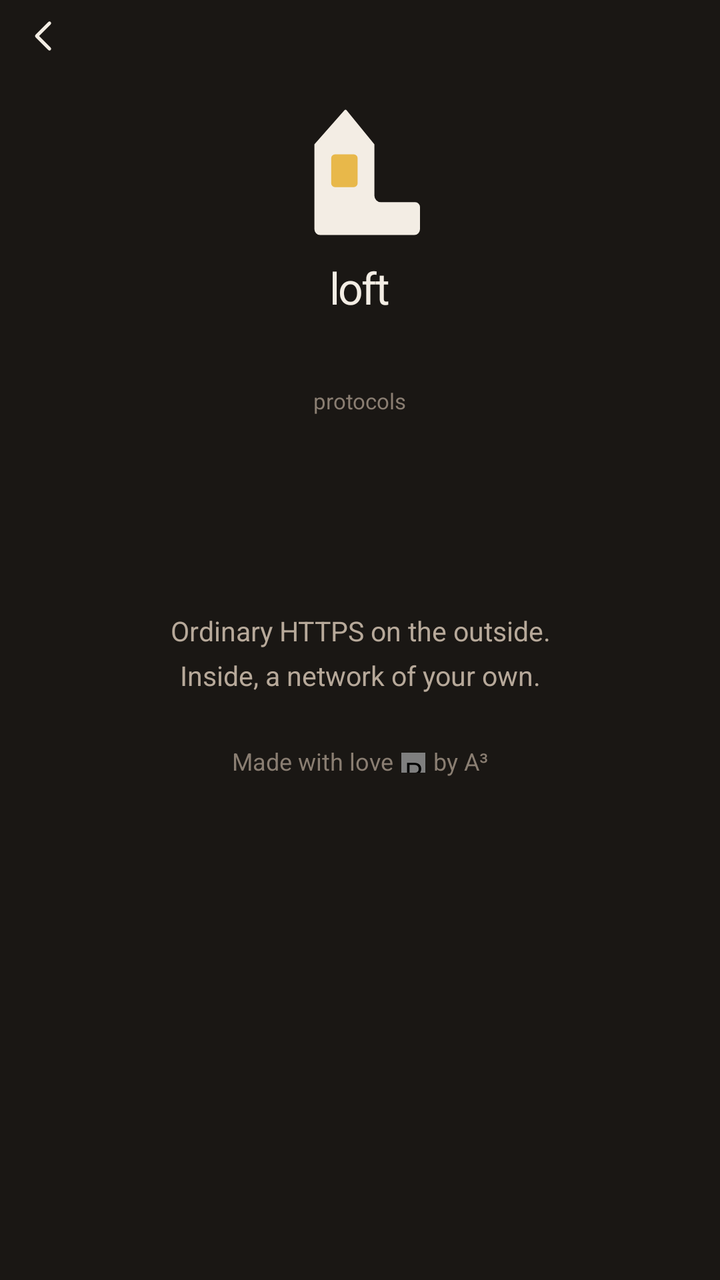
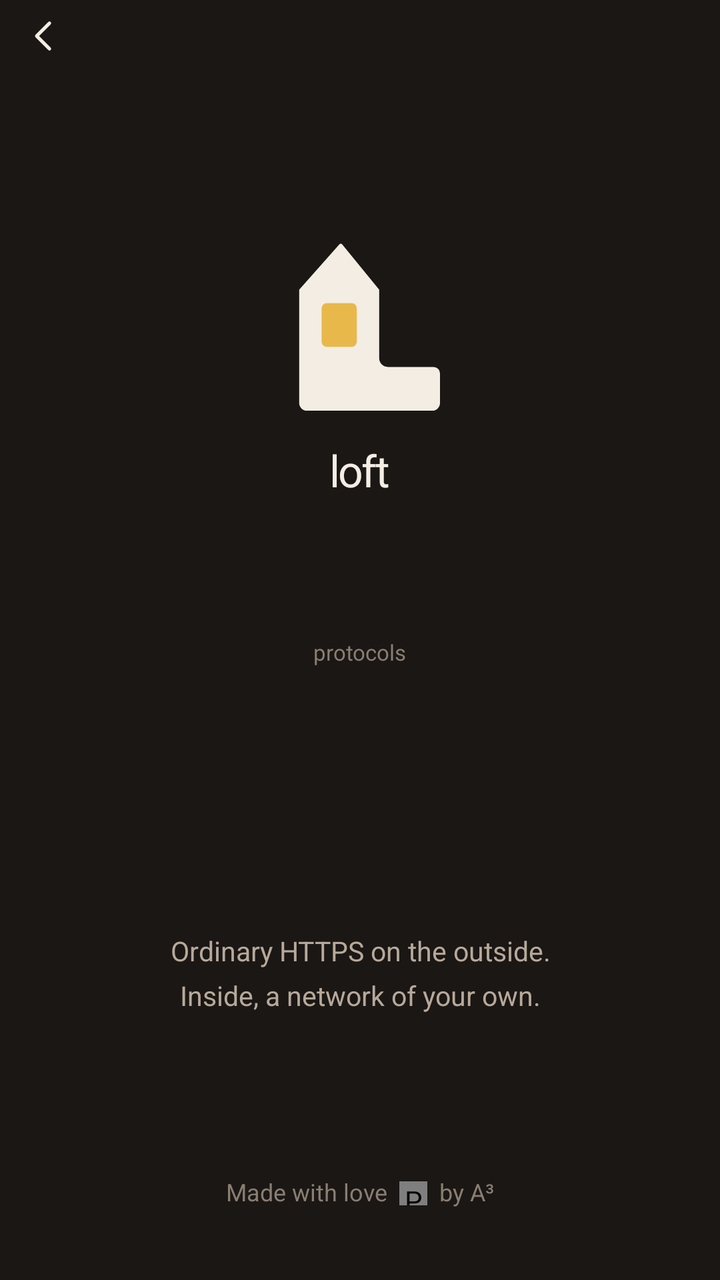

The first picture is an Android layout as it rendered before a commit; the second is the same layout after the commit. The layout source and the unified diff follow.
<!-- AndroidManifest.xml: application theme Theme.Loft -->
<!-- res/layout/activity_about.xml -->
<?xml version="1.0" encoding="utf-8"?>
<LinearLayout xmlns:android="http://schemas.android.com/apk/res/android"
    android:layout_width="match_parent"
    android:layout_height="match_parent"
    android:background="@color/ink"
    android:orientation="vertical">

    <ImageButton
        android:id="@+id/btn_back"
        style="@style/Widget.Loft.IconBtn"
        android:layout_width="36dp"
        android:layout_height="36dp"
        android:layout_marginLeft="4dp"
        android:layout_marginBottom="6dp"
        android:contentDescription="@string/back"
        android:src="@drawable/ic_back" />

    <ScrollView
        android:layout_width="match_parent"
        android:layout_height="match_parent"
        android:fillViewport="true">

        <LinearLayout
            android:layout_width="match_parent"
            android:layout_height="wrap_content"
            android:gravity="center_horizontal"
            android:orientation="vertical"
            android:paddingLeft="16dp"
            android:paddingRight="16dp"
            android:paddingBottom="28dp">

            <ImageView
                android:layout_width="72dp"
                android:layout_height="72dp"
                android:layout_marginTop="8dp"
                android:layout_marginBottom="10dp"
                android:contentDescription="@string/app_name"
                android:src="@drawable/ic_lamp_on" />

            <TextView
                android:layout_width="wrap_content"
                android:layout_height="wrap_content"
                android:includeFontPadding="false"
                android:text="@string/app_name"
                android:textAppearance="@style/TextAppearance.Loft.Hero"
                android:textColor="@color/snow" />

            <TextView
                android:id="@+id/ver"
                android:layout_width="wrap_content"
                android:layout_height="wrap_content"
                android:layout_marginTop="4dp"
                android:includeFontPadding="false"
                android:textAppearance="@style/TextAppearance.Loft.IprowK"
                android:textColor="@color/mute" />

            <TextView
                android:layout_width="wrap_content"
                android:layout_height="wrap_content"
                android:layout_marginTop="18dp"
                android:layout_marginBottom="8dp"
                android:includeFontPadding="false"
                android:text="@string/about_protos"
                android:textAppearance="@style/TextAppearance.Loft.Kick"
                android:textColor="@color/mute" />

            <LinearLayout
                android:layout_width="280dp"
                android:layout_height="wrap_content"
                android:orientation="vertical">

                <include layout="@layout/row_proto"
                    android:id="@+id/proto_loft" />

                <include layout="@layout/row_proto"
                    android:id="@+id/proto_sstp" />

                <include layout="@layout/row_proto"
                    android:id="@+id/proto_trojan" />

                <include layout="@layout/row_proto"
                    android:id="@+id/proto_vless" />
            </LinearLayout>

            <TextView
                android:layout_width="match_parent"
                android:layout_height="wrap_content"
                android:layout_marginLeft="16dp"
                android:layout_marginTop="22dp"
                android:layout_marginRight="16dp"
                android:gravity="center"
                android:includeFontPadding="false"
                android:lineSpacingMultiplier="1.4"
                android:text="@string/about_blurb"
                android:textAppearance="@style/TextAppearance.Loft.Blurb"
                android:textColor="@color/stone" />

            <LinearLayout
                android:layout_width="wrap_content"
                android:layout_height="wrap_content"
                android:layout_marginTop="28dp"
                android:gravity="center_vertical"
                android:layoutDirection="ltr"
                android:orientation="horizontal">

                <TextView
                    android:layout_width="wrap_content"
                    android:layout_height="wrap_content"
                    android:includeFontPadding="false"
                    android:text="@string/about_made_pre"
                    android:textAppearance="@style/TextAppearance.Loft.Made"
                    android:textColor="@color/mute" />

                <app.loft.android.HeartView
                    android:layout_width="12dp"
                    android:layout_height="10dp"
                    android:layout_marginLeft="4dp"
                    android:layout_marginRight="4dp"
                    android:contentDescription="@null" />

                <TextView
                    android:layout_width="wrap_content"
                    android:layout_height="wrap_content"
                    android:includeFontPadding="false"
                    android:text="@string/about_made_post"
                    android:textAppearance="@style/TextAppearance.Loft.Made"
                    android:textColor="@color/mute" />
            </LinearLayout>
        </LinearLayout>
    </ScrollView>
</LinearLayout>
<!-- res/layout/row_proto.xml (included above) -->
<?xml version="1.0" encoding="utf-8"?>
<LinearLayout xmlns:android="http://schemas.android.com/apk/res/android"
    android:layout_width="match_parent"
    android:layout_height="wrap_content"
    android:layout_marginTop="3dp"
    android:gravity="top"
    android:orientation="horizontal">

    <TextView
        android:id="@+id/k"
        android:layout_width="64dp"
        android:layout_height="wrap_content"
        android:gravity="end"
        android:includeFontPadding="false"
        android:textAppearance="@style/TextAppearance.Loft.ProtoK"
        android:textColor="@color/mute" />

    <TextView
        android:id="@+id/v"
        android:layout_width="0dp"
        android:layout_height="wrap_content"
        android:layout_marginLeft="8dp"
        android:layout_weight="1"
        android:includeFontPadding="false"
        android:lineSpacingMultiplier="1.35"
        android:textAppearance="@style/TextAppearance.Loft.ProtoV"
        android:textColor="@color/snow" />
</LinearLayout>
<!-- resources referenced by this layout -->
<resources>
  <color name="ink">#1A1714</color>
  <color name="mute">#8A7E72</color>
  <color name="snow">#F3EDE4</color>
  <color name="stone">#B7A99A</color>
  <string name="about_blurb">Ordinary HTTPS on the outside.\nInside, a network of your own.</string>
  <string name="about_made_post">by A³</string>
  <string name="about_made_pre">Made with love</string>
  <string name="about_protos">protocols</string>
  <string name="app_name">loft</string>
  <string name="back">Back</string>
  <style name="TextAppearance.Loft.Blurb" parent="">
          <item name="android:textSize">13.5sp</item>
          <item name="android:fontFamily">sans-serif</item>
          <item name="android:textColor">@color/stone</item>
          <item name="android:includeFontPadding">false</item>
      </style>
  <style name="TextAppearance.Loft.IprowK" parent="">
          <item name="android:textSize">12.5sp</item>
          <item name="android:fontFamily">sans-serif</item>
          <item name="android:textColor">@color/mute</item>
          <item name="android:includeFontPadding">false</item>
      </style>
  <style name="TextAppearance.Loft.Kick" parent="">
          <item name="android:textSize">11sp</item>
          <item name="android:fontFamily">sans-serif</item>
          <item name="android:textColor">@color/mute</item>
          <item name="android:includeFontPadding">false</item>
      </style>
  <style name="TextAppearance.Loft.Made" parent="">
          <item name="android:textSize">12sp</item>
          <item name="android:fontFamily">sans-serif</item>
          <item name="android:textColor">@color/mute</item>
          <item name="android:includeFontPadding">false</item>
      </style>
  <style name="TextAppearance.Loft.ProtoK" parent="">
          <item name="android:textSize">12.5sp</item>
          <item name="android:fontFamily">sans-serif</item>
          <item name="android:textColor">@color/mute</item>
          <item name="android:includeFontPadding">false</item>
      </style>
  <style name="TextAppearance.Loft.ProtoV" parent="">
          <item name="android:textSize">10sp</item>
          <item name="android:fontFamily">monospace</item>
          <item name="android:textColor">@color/snow</item>
          <item name="android:includeFontPadding">false</item>
      </style>
  <color name="lamp">#E8B84A</color>
  <color name="copper">#C67B3A</color>
  <color name="ink2">#241F1B</color>
  <color name="err">#E24B4B</color>
  <color name="lamp22">#38E8B84A</color>
  <style name="Widget.Loft.Sheet" parent="Widget.MaterialComponents.BottomSheet">
          <item name="backgroundTint">@color/ink2</item>
          <item name="shapeAppearance">@style/Shape.Loft.Sheet</item>
      </style>
  <color name="ink0">#181512</color>
  <style name="TextAppearance.Loft.Nav" parent="">
          <item name="android:textSize">12sp</item>
          <item name="android:fontFamily">sans-serif-medium</item>
          <item name="android:textAllCaps">false</item>
          <item name="android:letterSpacing">0.01</item>
      </style>
  <style name="Widget.Loft.NavIndicator" parent="">
          <item name="android:color">@color/lamp22</item>
          <item name="android:width">62dp</item>
          <item name="android:height">30dp</item>
          <item name="shapeAppearance">@style/Shape.Loft.NavPill</item>
      </style>
  <style name="Shape.Loft.Sheet" parent="">
          <item name="cornerFamily">rounded</item>
          <item name="cornerSizeTopLeft">16dp</item>
          <item name="cornerSizeTopRight">16dp</item>
          <item name="cornerSizeBottomLeft">0dp</item>
          <item name="cornerSizeBottomRight">0dp</item>
      </style>
  <style name="Shape.Loft.NavPill" parent="">
          <item name="cornerFamily">rounded</item>
          <item name="cornerSize">16dp</item>
      </style>
  <!-- unchanged entries left out for length: 8 -->
</resources>

<!-- the commit's change to res/layout/activity_about.xml (unified diff, before → after) -->
@@ -3,6 +3,7 @@
     android:layout_width="match_parent"
     android:layout_height="match_parent"
     android:background="@color/ink"
+    android:fitsSystemWindows="true"
     android:orientation="vertical">
 
     <ImageButton
@@ -11,35 +12,43 @@
         android:layout_width="36dp"
         android:layout_height="36dp"
         android:layout_marginLeft="4dp"
-        android:layout_marginBottom="6dp"
         android:contentDescription="@string/back"
         android:src="@drawable/ic_back" />
 
+    
     <ScrollView
         android:layout_width="match_parent"
-        android:layout_height="match_parent"
-        android:fillViewport="true">
+        android:layout_height="0dp"
+        android:layout_weight="1"
+        android:fillViewport="true"
+        android:overScrollMode="never">
 
         <LinearLayout
+            android:id="@+id/about_body"
             android:layout_width="match_parent"
             android:layout_height="wrap_content"
             android:gravity="center_horizontal"
             android:orientation="vertical"
-            android:paddingLeft="16dp"
-            android:paddingRight="16dp"
-            android:paddingBottom="28dp">
+            android:paddingLeft="28dp"
+            android:paddingRight="28dp">
+
+            <View
+                android:layout_width="match_parent"
+                android:layout_height="0dp"
+                android:layout_weight="1.1" />
 
             <ImageView
-                android:layout_width="72dp"
-                android:layout_height="72dp"
-                android:layout_marginTop="8dp"
-                android:layout_marginBottom="10dp"
+                android:id="@+id/mark"
+                android:layout_width="96dp"
+                android:layout_height="96dp"
                 android:contentDescription="@string/app_name"
                 android:src="@drawable/ic_lamp_on" />
 
             <TextView
+                android:id="@+id/title"
                 android:layout_width="wrap_content"
                 android:layout_height="wrap_content"
+                android:layout_marginTop="12dp"
                 android:includeFontPadding="false"
                 android:text="@string/app_name"
                 android:textAppearance="@style/TextAppearance.Loft.Hero"
@@ -49,45 +58,58 @@
                 android:id="@+id/ver"
                 android:layout_width="wrap_content"
                 android:layout_height="wrap_content"
-                android:layout_marginTop="4dp"
+                android:layout_marginTop="6dp"
                 android:includeFontPadding="false"
                 android:textAppearance="@style/TextAppearance.Loft.IprowK"
                 android:textColor="@color/mute" />
 
+            <View
+                android:layout_width="match_parent"
+                android:layout_height="0dp"
+                android:layout_weight="0.7" />
+
             <TextView
+                android:id="@+id/kick"
                 android:layout_width="wrap_content"
                 android:layout_height="wrap_content"
-                android:layout_marginTop="18dp"
-                android:layout_marginBottom="8dp"
+                android:layout_marginBottom="10dp"
                 android:includeFontPadding="false"
                 android:text="@string/about_protos"
                 android:textAppearance="@style/TextAppearance.Loft.Kick"
                 android:textColor="@color/mute" />
 
             <LinearLayout
-                android:layout_width="280dp"
+                android:id="@+id/protos"
+                android:layout_width="match_parent"
                 android:layout_height="wrap_content"
                 android:orientation="vertical">
 
-                <include layout="@layout/row_proto"
-                    android:id="@+id/proto_loft" />
+                <include
+                    android:id="@+id/proto_loft"
+                    layout="@layout/row_proto" />
 
-                <include layout="@layout/row_proto"
-                    android:id="@+id/proto_sstp" />
+                <include
+                    android:id="@+id/proto_sstp"
+                    layout="@layout/row_proto" />
 
-                <include layout="@layout/row_proto"
-                    android:id="@+id/proto_trojan" />
+                <include
+                    android:id="@+id/proto_trojan"
+                    layout="@layout/row_proto" />
 
-                <include layout="@layout/row_proto"
-                    android:id="@+id/proto_vless" />
+                <include
+                    android:id="@+id/proto_vless"
+                    layout="@layout/row_proto" />
             </LinearLayout>
 
+            <View
+                android:layout_width="match_parent"
+                android:layout_height="0dp"
+                android:layout_weight="0.75" />
+
             <TextView
+                android:id="@+id/blurb"
                 android:layout_width="match_parent"
                 android:layout_height="wrap_content"
-                android:layout_marginLeft="16dp"
-                android:layout_marginTop="22dp"
-                android:layout_marginRight="16dp"
                 android:gravity="center"
                 android:includeFontPadding="false"
                 android:lineSpacingMultiplier="1.4"
@@ -95,15 +117,21 @@
                 android:textAppearance="@style/TextAppearance.Loft.Blurb"
                 android:textColor="@color/stone" />
 
+            <View
+                android:layout_width="match_parent"
+                android:layout_height="0dp"
+                android:layout_weight="1.15" />
+
             <LinearLayout
+                android:id="@+id/made"
                 android:layout_width="wrap_content"
                 android:layout_height="wrap_content"
-                android:layout_marginTop="28dp"
                 android:gravity="center_vertical"
                 android:layoutDirection="ltr"
                 android:orientation="horizontal">
 
                 <TextView
+                    android:id="@+id/made_pre"
                     android:layout_width="wrap_content"
                     android:layout_height="wrap_content"
                     android:includeFontPadding="false"
@@ -112,13 +140,15 @@
                     android:textColor="@color/mute" />
 
                 <app.loft.android.HeartView
-                    android:layout_width="12dp"
-                    android:layout_height="10dp"
-                    android:layout_marginLeft="4dp"
-                    android:layout_marginRight="4dp"
+                    android:id="@+id/heart"
+                    android:layout_width="14dp"
+                    android:layout_height="12dp"
+                    android:layout_marginLeft="6dp"
+                    android:layout_marginRight="6dp"
                     android:contentDescription="@null" />
 
                 <TextView
+                    android:id="@+id/made_post"
                     android:layout_width="wrap_content"
                     android:layout_height="wrap_content"
                     android:includeFontPadding="false"
@@ -126,6 +156,11 @@
                     android:textAppearance="@style/TextAppearance.Loft.Made"
                     android:textColor="@color/mute" />
             </LinearLayout>
+
+            <View
+                android:layout_width="match_parent"
+                android:layout_height="0dp"
+                android:layout_weight="0.5" />
         </LinearLayout>
     </ScrollView>
 </LinearLayout>
@@ -140,7 +175,7 @@
 
     <TextView
         android:id="@+id/k"
-        android:layout_width="64dp"
+        android:layout_width="80dp"
         android:layout_height="wrap_content"
         android:gravity="end"
         android:includeFontPadding="false"
